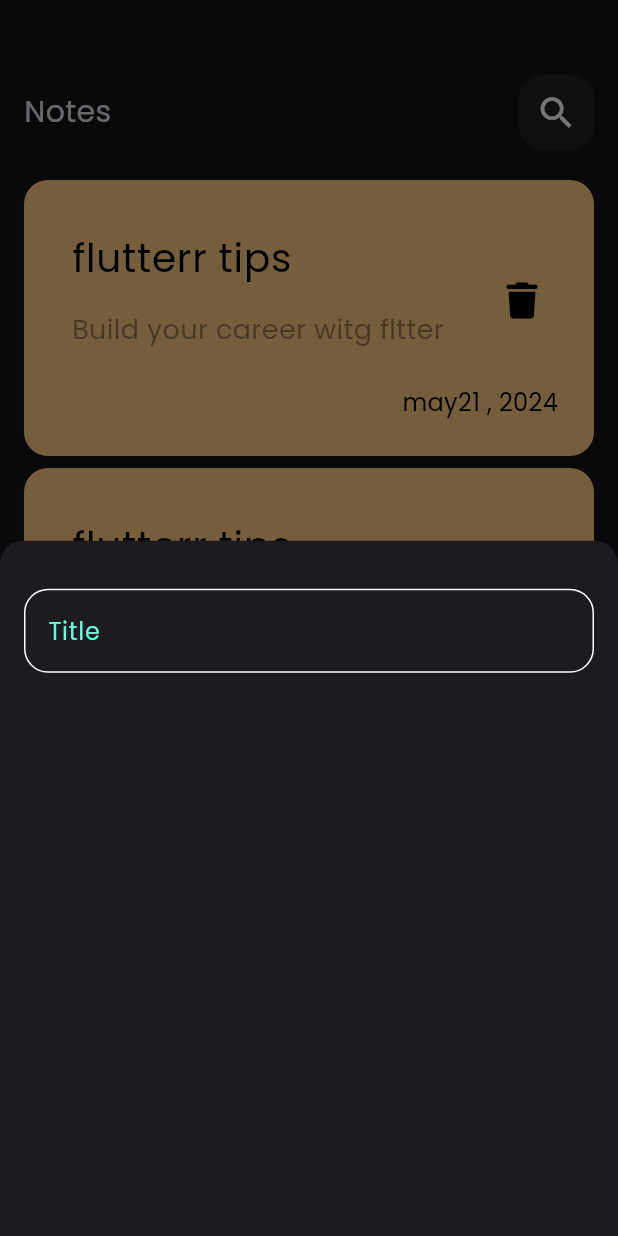
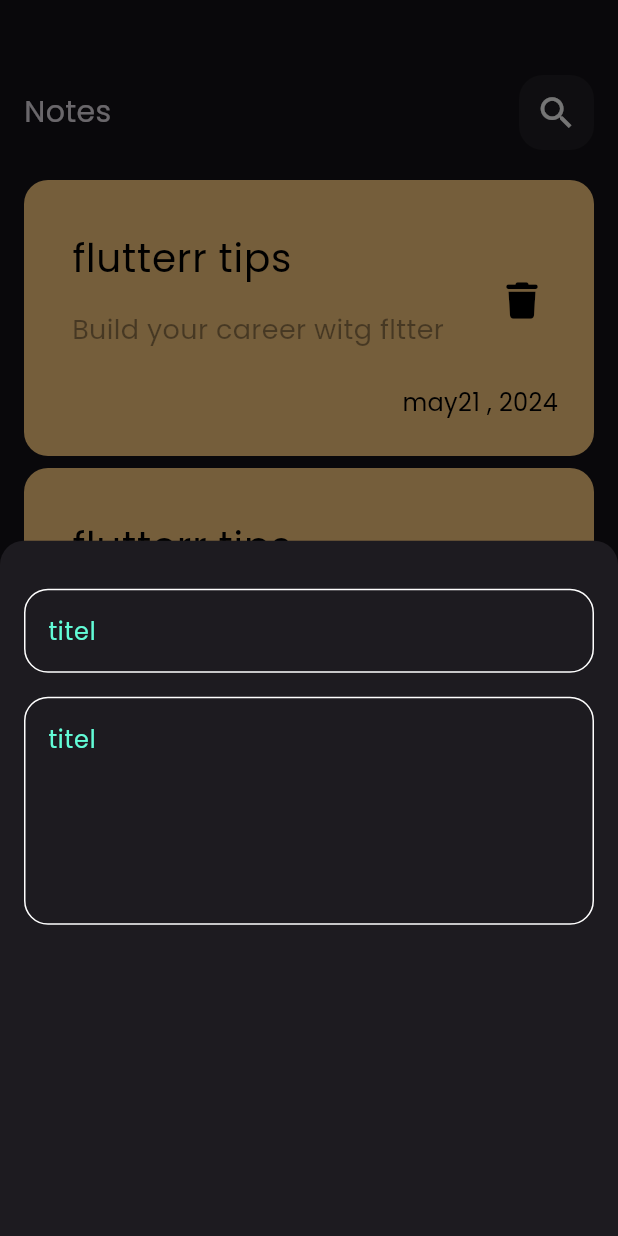
Before and after one commit to yousefaskafy/notes_app, a Flutter app: the screen it shows after launch, after a tap on the "add" icon, on a phone screen of 412 x 824 dp. Run offline on Flutter 3.47's test engine with Material 3 defaults, Android fonts, the phone set to English and light mode, and no system bars; our stand-ins replace font_awesome_flutter.

Commit message:
add field to bottom sheet

```diff
--- a/lib/widgets/add_note_bottom_sheet.dart
+++ b/lib/widgets/add_note_bottom_sheet.dart
@@ -6,14 +6,23 @@ class AddNoteBottemSheet extends StatelessWidget {
 
   @override
   Widget build(BuildContext context) {
-    return Padding(
-      padding: const EdgeInsets.symmetric(horizontal: 16.0),
+    return const Padding(
+      padding: EdgeInsets.symmetric(horizontal: 16.0),
       child: Column(
         children: [
           SizedBox(
             height: 32,
           ),
-          CustomTextField()
+          CustomTextField(
+            hint: 'titel',
+          ),
+          SizedBox(
+            height: 16,
+          ),
+          CustomTextField(
+            hint: 'titel',
+            maxLines: 5,
+          )
         ],
       ),
     );
--- a/lib/widgets/custom_text_field.dart
+++ b/lib/widgets/custom_text_field.dart
@@ -2,14 +2,16 @@ import 'package:flutter/material.dart';
 import 'package:notes_app/constants.dart';
 
 class CustomTextField extends StatelessWidget {
-  const CustomTextField({super.key});
-
+  const CustomTextField({super.key, required this.hint,  this.maxLines = 1});
+  final String hint;
+  final int maxLines;
   @override
   Widget build(BuildContext context) {
     return TextField(
       cursorColor: KPrimaryColor,
+      maxLines: maxLines,
       decoration: InputDecoration(
-          hintText: 'Title',
+          hintText: hint,
           hintStyle: const TextStyle(color: KPrimaryColor),
           border: buildBorder(),
           enabledBorder: buildBorder(),
```
